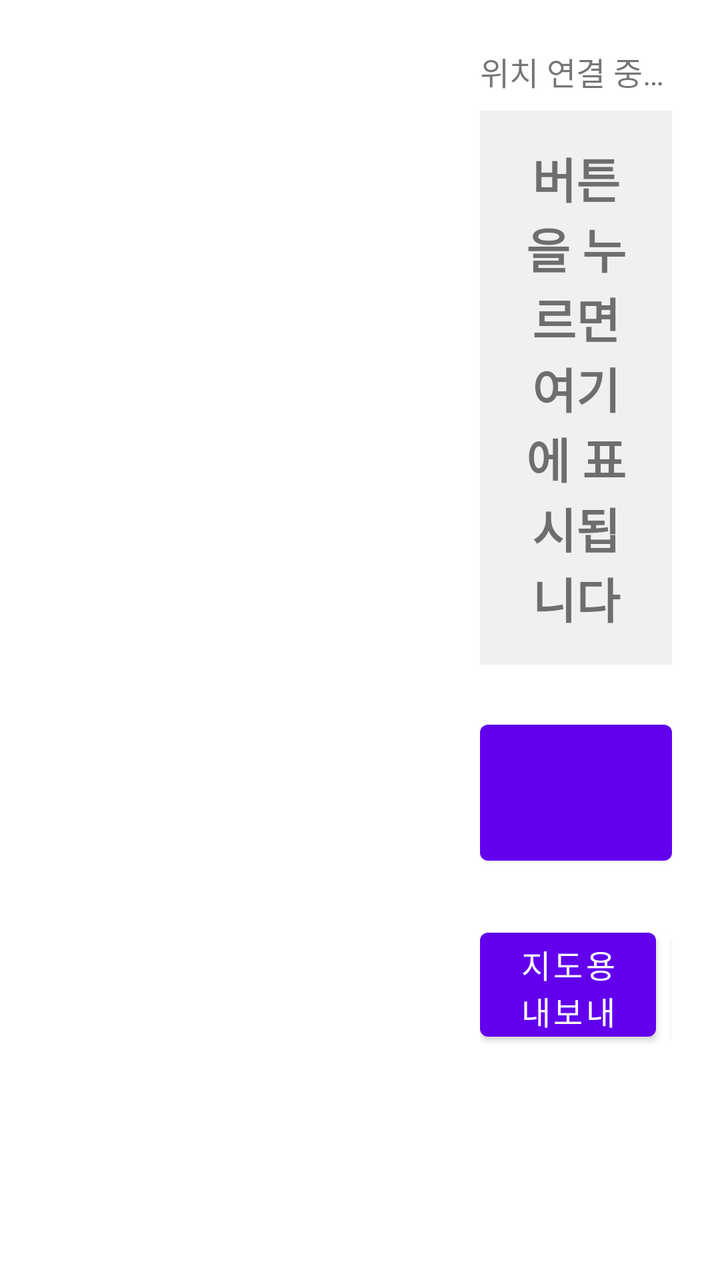
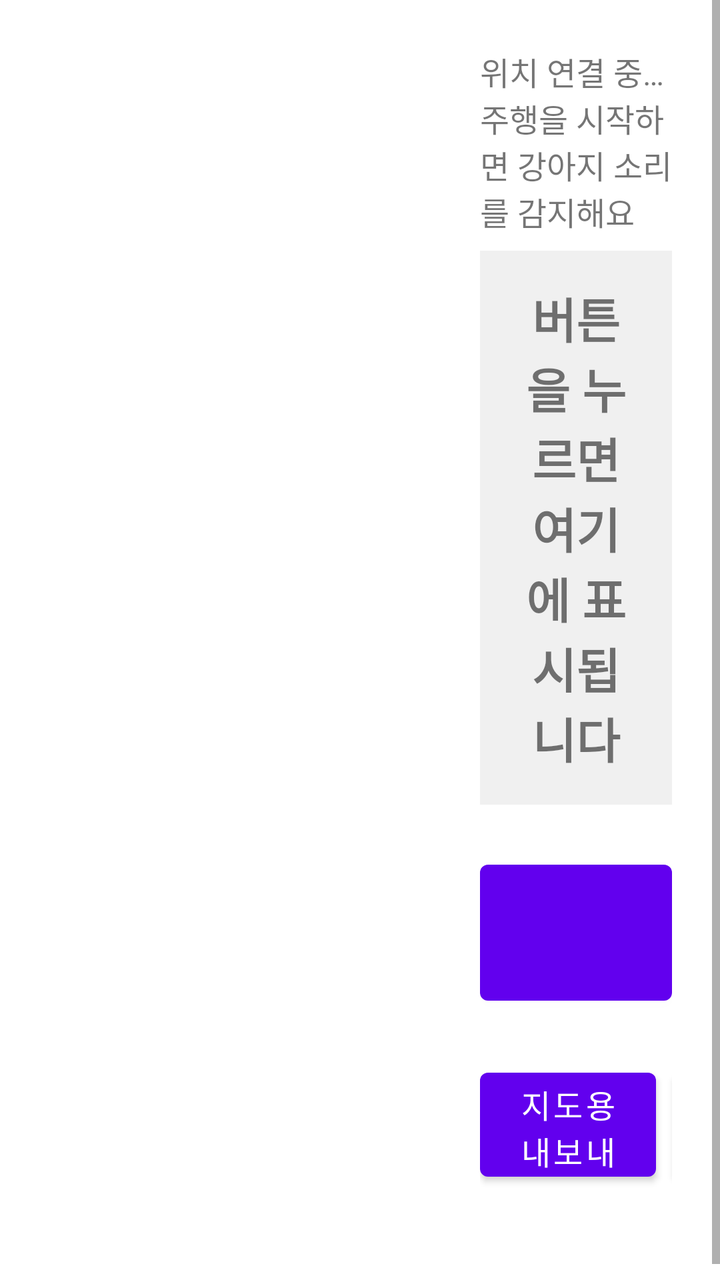

Two renders of the same Android screen: before a commit and after it. Below are the layout's source before the change and the commit's diff.
<!-- AndroidManifest.xml: application theme Theme.Pawgo -->
<!-- res/layout/activity_main.xml -->
<?xml version="1.0" encoding="utf-8"?>
<LinearLayout xmlns:android="http://schemas.android.com/apk/res/android"
    android:layout_width="match_parent"
    android:layout_height="match_parent"
    android:orientation="horizontal">

    <FrameLayout
        android:id="@+id/mapContainer"
        android:layout_width="0dp"
        android:layout_height="match_parent"
        android:layout_weight="3" />

    <ScrollView
        android:layout_width="0dp"
        android:layout_height="match_parent"
        android:layout_weight="2"
        android:fillViewport="true">

        <LinearLayout
            android:layout_width="match_parent"
            android:layout_height="wrap_content"
            android:orientation="vertical"
            android:padding="24dp">

            <TextView
                android:id="@+id/locationStatus"
                android:layout_width="match_parent"
                android:layout_height="wrap_content"
                android:text="@string/location_connecting"
                android:textSize="16sp" />

            <TextView
                android:id="@+id/lastRecord"
                android:layout_width="match_parent"
                android:layout_height="wrap_content"
                android:layout_marginTop="8dp"
                android:background="@color/last_record_idle"
                android:gravity="center"
                android:minHeight="88dp"
                android:padding="16dp"
                android:text="@string/last_record_empty"
                android:textSize="24sp"
                android:textStyle="bold" />

            <LinearLayout
                android:id="@+id/behaviorButtons"
                android:layout_width="match_parent"
                android:layout_height="wrap_content"
                android:layout_marginTop="12dp"
                android:orientation="vertical" />

            <Button
                android:id="@+id/tripButton"
                android:layout_width="match_parent"
                android:layout_height="80dp"
                android:layout_marginTop="12dp"
                android:textSize="20sp"
                android:textStyle="bold" />

            <LinearLayout
                android:layout_width="match_parent"
                android:layout_height="wrap_content"
                android:layout_marginTop="24dp"
                android:gravity="center_vertical"
                android:orientation="horizontal">

                <TextView
                    android:id="@+id/recordCount"
                    android:layout_width="0dp"
                    android:layout_height="wrap_content"
                    android:layout_weight="1"
                    android:textSize="20sp"
                    android:textStyle="bold" />

                <Button
                    android:id="@+id/exportRecordsButton"
                    android:layout_width="wrap_content"
                    android:layout_height="64dp"
                    android:layout_marginEnd="8dp"
                    android:text="@string/action_export_records"
                    android:textSize="16sp" />

                <Button
                    android:id="@+id/clearRecordsButton"
                    android:layout_width="wrap_content"
                    android:layout_height="64dp"
                    android:text="@string/action_clear_records"
                    android:textSize="16sp" />
            </LinearLayout>

            <TextView
                android:id="@+id/recordList"
                android:layout_width="match_parent"
                android:layout_height="wrap_content"
                android:layout_marginTop="8dp"
                android:lineSpacingExtra="4dp"
                android:textSize="16sp" />

        </LinearLayout>
    </ScrollView>
</LinearLayout>
<!-- resources referenced by this layout -->
<resources>
  <color name="last_record_idle">#1F808080</color>
  <string name="action_clear_records">기록 지우기</string>
  <string name="action_export_records">지도용 내보내기</string>
  <string name="last_record_empty">버튼을 누르면 여기에 표시됩니다</string>
  <string name="location_connecting">위치 연결 중…</string>
  <style name="Theme.Pawgo" parent="Theme.MaterialComponents.DayNight.DarkActionBar">
          
          <item name="colorPrimary">@color/purple_500</item>
          <item name="colorPrimaryVariant">@color/purple_700</item>
          <item name="colorOnPrimary">@color/white</item>
          
          <item name="colorSecondary">@color/teal_200</item>
          <item name="colorSecondaryVariant">@color/teal_700</item>
          <item name="colorOnSecondary">@color/black</item>
          
          <item name="android:statusBarColor">?attr/colorPrimaryVariant</item>
          
      </style>
  <color name="purple_500">#FF6200EE</color>
  <color name="purple_700">#FF3700B3</color>
  <color name="white">#FFFFFFFF</color>
  <color name="teal_200">#FF03DAC5</color>
  <color name="teal_700">#FF018786</color>
  <color name="black">#FF000000</color>
</resources>

<!-- the commit's change to res/layout/activity_main.xml (unified diff, before → after) -->
@@ -27,6 +27,13 @@
                 android:layout_width="match_parent"
                 android:layout_height="wrap_content"
                 android:text="@string/location_connecting"
+                android:textSize="16sp" />
+
+            <TextView
+                android:id="@+id/soundStatus"
+                android:layout_width="match_parent"
+                android:layout_height="wrap_content"
+                android:text="@string/sound_off"
                 android:textSize="16sp" />
 
             <TextView
<!-- resource entries referenced after the edit -->
@@ -5,6 +5,7 @@
   <string name="action_export_records">지도용 내보내기</string>
   <string name="last_record_empty">버튼을 누르면 여기에 표시됩니다</string>
   <string name="location_connecting">위치 연결 중…</string>
+  <string name="sound_off">주행을 시작하면 강아지 소리를 감지해요</string>
   <style name="Theme.Pawgo" parent="Theme.MaterialComponents.DayNight.DarkActionBar">
           
           <item name="colorPrimary">@color/purple_500</item>
